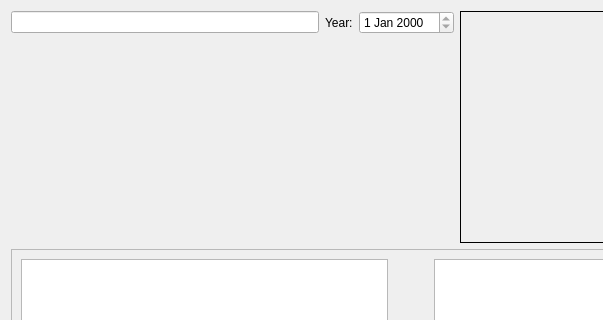
Before: the Qt Designer form cmoviedetails.ui in birkeh/qtMultimediaDB, drawn with Qt 5; both pictures show x 0 to 603 and y 0 to 320 of the 781 by 596 pixel window.
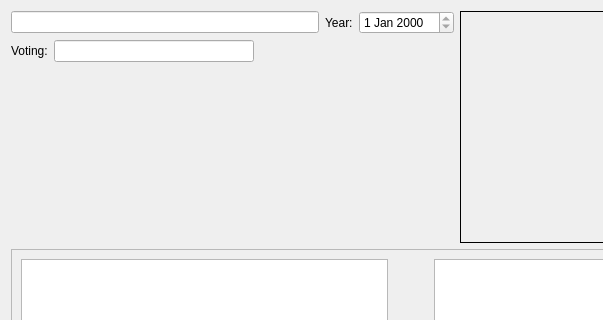
After: the same form once the commit is applied. Custom widgets are drawn as their Qt base class.

```diff
--- a/cmoviedetails.ui
+++ b/cmoviedetails.ui
@@ -15,7 +15,7 @@
   </property>
   <layout class="QGridLayout" name="gridLayout">
    <item row="0" column="0">
-    <layout class="QHBoxLayout" name="horizontalLayout_6" stretch="3,1">
+    <layout class="QHBoxLayout" name="horizontalLayout_6">
      <item>
       <layout class="QVBoxLayout" name="verticalLayout">
        <item>
@@ -43,6 +43,37 @@
          </item>
         </layout>
        </item>
+       <item>
+        <layout class="QHBoxLayout" name="horizontalLayout">
+         <item>
+          <widget class="QLabel" name="label">
+           <property name="text">
+            <string>Voting:</string>
+           </property>
+          </widget>
+         </item>
+         <item>
+          <widget class="QLineEdit" name="m_lpVoting">
+           <property name="readOnly">
+            <bool>true</bool>
+           </property>
+          </widget>
+         </item>
+         <item>
+          <spacer name="horizontalSpacer">
+           <property name="orientation">
+            <enum>Qt::Horizontal</enum>
+           </property>
+           <property name="sizeHint" stdset="0">
+            <size>
+             <width>40</width>
+             <height>20</height>
+            </size>
+           </property>
+          </spacer>
+         </item>
+        </layout>
+       </item>
        <item>
         <spacer name="verticalSpacer">
          <property name="orientation">
```
